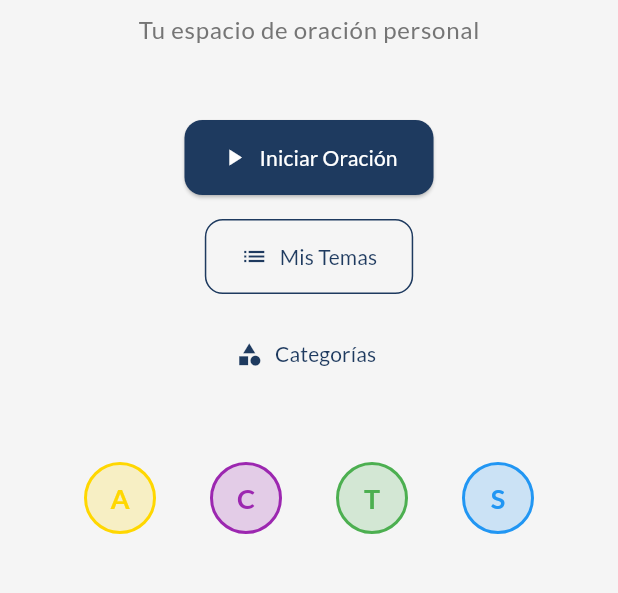
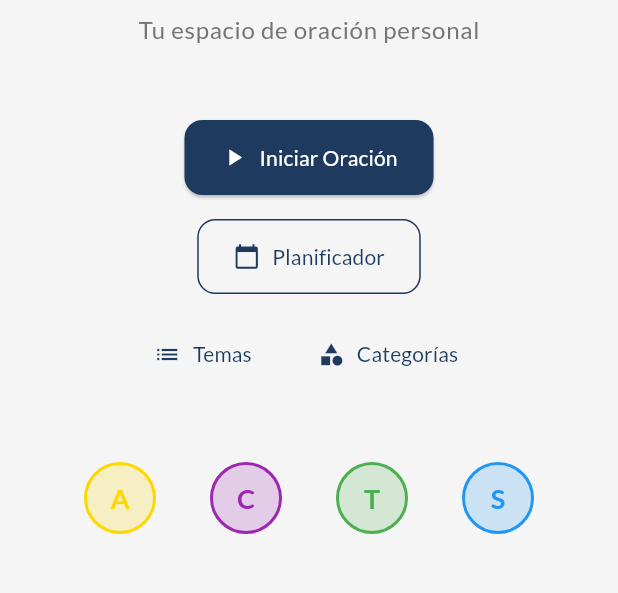
Before and after one commit to julioale21/selah, a Flutter app: the screen it shows after launch, on a phone screen of 412 x 824 dp, the part 498-1091 px from its top. Run offline on Flutter 3.47's test engine with Material 3 defaults, Android fonts, the phone set to English and light mode, and no system bars; our stand-ins replace dartz, equatable, flutter_bloc, get_it, go_router, google_fonts and 2 more; accounts and stored records are empty.

Commit message:
feat: Add planner route and update home screen to navigate to planner

```diff
--- a/lib/core/router/app_router.dart
+++ b/lib/core/router/app_router.dart
@@ -4,6 +4,8 @@ import 'package:go_router/go_router.dart';
 import '../../features/categories/presentation/cubit/categories_cubit.dart';
 import '../../features/categories/presentation/screens/categories_screen.dart';
 import '../../features/home/presentation/screens/home_screen.dart';
+import '../../features/planner/presentation/cubit/planner_cubit.dart';
+import '../../features/planner/presentation/screens/planner_screen.dart';
 import '../../features/prayer_session/presentation/cubit/prayer_session_cubit.dart';
 import '../../features/prayer_session/presentation/cubit/session_timer_cubit.dart';
 import '../../features/prayer_session/presentation/screens/prayer_session_screen.dart';
@@ -52,6 +54,14 @@ class AppRouter {
           child: const PrayerSessionScreen(),
         ),
       ),
+      GoRoute(
+        path: SelahRoutes.planner,
+        name: SelahRoutes.plannerName,
+        builder: (context, state) => BlocProvider(
+          create: (_) => sl<PlannerCubit>(),
+          child: const PlannerScreen(),
+        ),
+      ),
     ],
   );
 }
--- a/lib/core/router/selah_routes.dart
+++ b/lib/core/router/selah_routes.dart
@@ -4,10 +4,12 @@ abstract class SelahRoutes {
   static const String categories = '/categories';
   static const String topics = '/topics';
   static const String session = '/session';
+  static const String planner = '/planner';
 
   // Names
   static const String homeName = 'home';
   static const String categoriesName = 'categories';
   static const String topicsName = 'topics';
   static const String sessionName = 'session';
+  static const String plannerName = 'planner';
 }
--- a/lib/features/home/presentation/screens/home_screen.dart
+++ b/lib/features/home/presentation/screens/home_screen.dart
@@ -57,15 +57,26 @@ class HomeScreen extends StatelessWidget {
               ),
               const SizedBox(height: SelahSpacing.md),
               OutlinedButton.icon(
-                onPressed: () => context.push(SelahRoutes.topics),
-                icon: const Icon(Icons.list),
-                label: const Text('Mis Temas'),
+                onPressed: () => context.push(SelahRoutes.planner),
+                icon: const Icon(Icons.calendar_today),
+                label: const Text('Planificador'),
               ),
               const SizedBox(height: SelahSpacing.md),
-              TextButton.icon(
-                onPressed: () => context.push(SelahRoutes.categories),
-                icon: const Icon(Icons.category),
-                label: const Text('Categorías'),
+              Row(
+                mainAxisAlignment: MainAxisAlignment.center,
+                children: [
+                  TextButton.icon(
+                    onPressed: () => context.push(SelahRoutes.topics),
+                    icon: const Icon(Icons.list),
+                    label: const Text('Temas'),
+                  ),
+                  const SizedBox(width: SelahSpacing.md),
+                  TextButton.icon(
+                    onPressed: () => context.push(SelahRoutes.categories),
+                    icon: const Icon(Icons.category),
+                    label: const Text('Categorías'),
+                  ),
+                ],
               ),
               const SizedBox(height: SelahSpacing.xxl),
               // ACTS Preview
```
